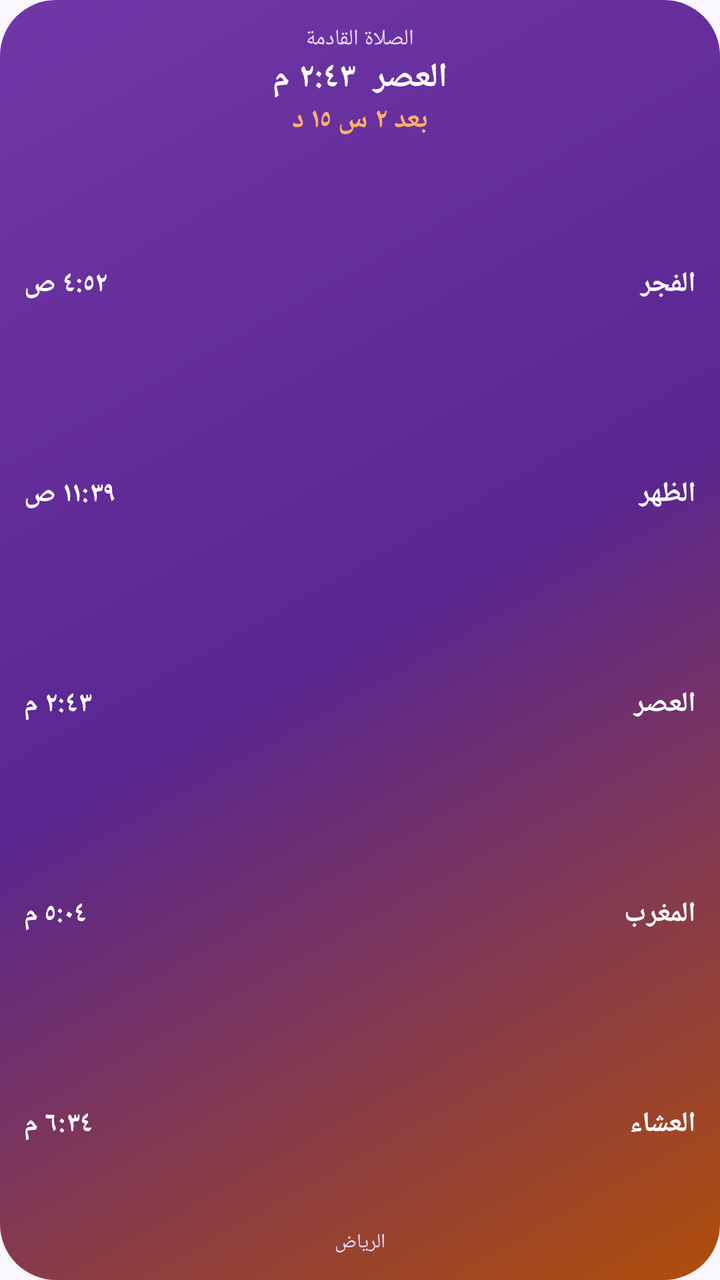
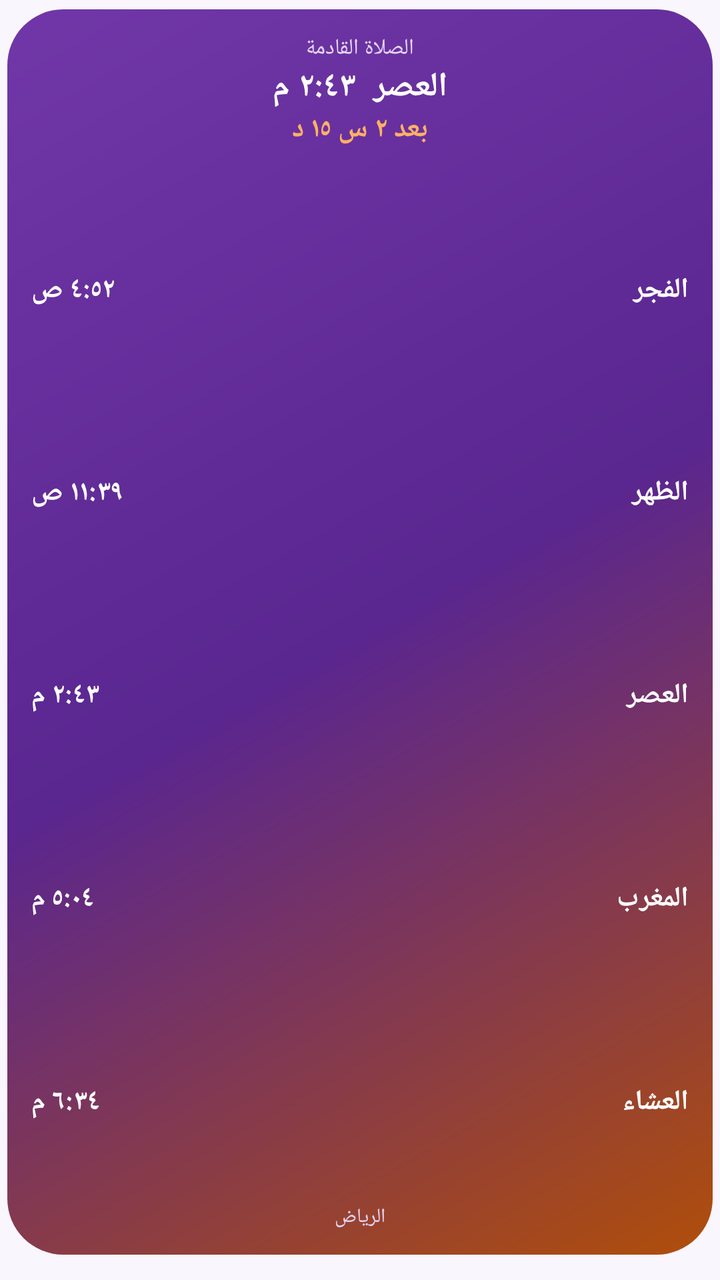

Two renders of the same Android screen: before a commit and after it. Below are the layout's source before the change and the commit's diff.
<!-- AndroidManifest.xml: application theme AppTheme -->
<!-- res/layout/widget_list.xml -->
<?xml version="1.0" encoding="utf-8"?>
<FrameLayout xmlns:android="http://schemas.android.com/apk/res/android" android:id="@+id/widget_root" android:layout_width="match_parent" android:layout_height="match_parent" android:layoutDirection="rtl">
    <ImageView android:id="@+id/wbg" android:layout_width="match_parent" android:layout_height="match_parent" android:clipToOutline="true" android:scaleType="fitXY" android:src="@drawable/wbg_grad_2" android:contentDescription="@null" />
    <LinearLayout android:layout_width="match_parent" android:layout_height="match_parent" android:orientation="vertical" android:gravity="center_horizontal" android:padding="12dp">
        <TextView android:id="@+id/w_label" android:layout_width="wrap_content" android:layout_height="wrap_content" android:text="الصلاة القادمة" android:textColor="#E6D6F5" android:textSize="11dp" android:maxLines="1" android:ellipsize="end"  />
        <TextView android:id="@+id/w_next" android:layout_width="wrap_content" android:layout_height="wrap_content" android:text="العصر  ٢:٤٣ م" android:textColor="#FFFFFF" android:textSize="17dp" android:maxLines="1" android:ellipsize="end" android:textStyle="bold" />
        <TextView android:id="@+id/w_cd" android:layout_width="wrap_content" android:layout_height="wrap_content" android:text="بعد ٢ س ١٥ د" android:textColor="#FFB066" android:textSize="14dp" android:maxLines="1" android:ellipsize="end" android:textStyle="bold" />
        <TextView android:id="@+id/w_hijri" android:layout_width="wrap_content" android:layout_height="wrap_content" android:text="" android:textColor="#E6D6F5" android:textSize="10.5dp" android:maxLines="1" android:ellipsize="end"  />
        <LinearLayout android:layout_width="match_parent" android:layout_height="0dp" android:layout_weight="1" android:layout_marginTop="6dp" android:orientation="vertical">
        <LinearLayout android:layout_width="match_parent" android:layout_height="0dp" android:layout_weight="1" android:orientation="horizontal" android:gravity="center_vertical">
            <TextView android:id="@+id/n0" android:layout_width="0dp" android:layout_height="wrap_content" android:layout_weight="1" android:text="الفجر" android:textColor="#FFFFFF" android:textSize="14dp" android:textStyle="bold" android:maxLines="1" />
            <TextView android:id="@+id/t0" android:layout_width="wrap_content" android:layout_height="wrap_content" android:text="٤:٥٢ ص" android:textColor="#FFFFFF" android:textSize="14dp" android:maxLines="1" android:ellipsize="end" android:textStyle="bold" />
        </LinearLayout>
        <LinearLayout android:layout_width="match_parent" android:layout_height="0dp" android:layout_weight="1" android:orientation="horizontal" android:gravity="center_vertical">
            <TextView android:id="@+id/n1" android:layout_width="0dp" android:layout_height="wrap_content" android:layout_weight="1" android:text="الظهر" android:textColor="#FFFFFF" android:textSize="14dp" android:textStyle="bold" android:maxLines="1" />
            <TextView android:id="@+id/t1" android:layout_width="wrap_content" android:layout_height="wrap_content" android:text="١١:٣٩ ص" android:textColor="#FFFFFF" android:textSize="14dp" android:maxLines="1" android:ellipsize="end" android:textStyle="bold" />
        </LinearLayout>
        <LinearLayout android:layout_width="match_parent" android:layout_height="0dp" android:layout_weight="1" android:orientation="horizontal" android:gravity="center_vertical">
            <TextView android:id="@+id/n2" android:layout_width="0dp" android:layout_height="wrap_content" android:layout_weight="1" android:text="العصر" android:textColor="#FFFFFF" android:textSize="14dp" android:textStyle="bold" android:maxLines="1" />
            <TextView android:id="@+id/t2" android:layout_width="wrap_content" android:layout_height="wrap_content" android:text="٢:٤٣ م" android:textColor="#FFFFFF" android:textSize="14dp" android:maxLines="1" android:ellipsize="end" android:textStyle="bold" />
        </LinearLayout>
        <LinearLayout android:layout_width="match_parent" android:layout_height="0dp" android:layout_weight="1" android:orientation="horizontal" android:gravity="center_vertical">
            <TextView android:id="@+id/n3" android:layout_width="0dp" android:layout_height="wrap_content" android:layout_weight="1" android:text="المغرب" android:textColor="#FFFFFF" android:textSize="14dp" android:textStyle="bold" android:maxLines="1" />
            <TextView android:id="@+id/t3" android:layout_width="wrap_content" android:layout_height="wrap_content" android:text="٥:٠٤ م" android:textColor="#FFFFFF" android:textSize="14dp" android:maxLines="1" android:ellipsize="end" android:textStyle="bold" />
        </LinearLayout>
        <LinearLayout android:layout_width="match_parent" android:layout_height="0dp" android:layout_weight="1" android:orientation="horizontal" android:gravity="center_vertical">
            <TextView android:id="@+id/n4" android:layout_width="0dp" android:layout_height="wrap_content" android:layout_weight="1" android:text="العشاء" android:textColor="#FFFFFF" android:textSize="14dp" android:textStyle="bold" android:maxLines="1" />
            <TextView android:id="@+id/t4" android:layout_width="wrap_content" android:layout_height="wrap_content" android:text="٦:٣٤ م" android:textColor="#FFFFFF" android:textSize="14dp" android:maxLines="1" android:ellipsize="end" android:textStyle="bold" />
        </LinearLayout>
        </LinearLayout>
        <TextView android:id="@+id/w_city" android:layout_width="wrap_content" android:layout_height="wrap_content" android:text="الرياض" android:textColor="#E6D6F5" android:textSize="10dp" android:maxLines="1" android:ellipsize="end"  />
            <TextView android:id="@+id/w_weather" android:layout_width="wrap_content" android:layout_height="wrap_content" android:textColor="#FFFFFF" android:textSize="11dp" android:maxLines="1" android:visibility="gone" />
    </LinearLayout>
</FrameLayout>
<!-- resources referenced by this layout -->
<resources>
  <!-- drawable wbg_grad_2 (drawable) -->
  <?xml version="1.0" encoding="utf-8"?>
  <shape xmlns:android="http://schemas.android.com/apk/res/android" android:shape="rectangle">
      <gradient android:angle="315" android:startColor="#7137A8" android:centerColor="#5A2690" android:endColor="#B04E0A" />
      <corners android:radius="28dp" />
  </shape>
  <style name="AppTheme" parent="@android:style/Theme.Material.Light.NoActionBar">
          <item name="android:windowBackground">@color/bg</item>
          <item name="android:statusBarColor">@color/bg</item>
          <item name="android:navigationBarColor">@color/bg</item>
          <item name="android:colorAccent">@color/orange</item>
          <item name="android:colorPrimary">@color/purple</item>
      </style>
  <color name="bg">#FAF6FD</color>
  <color name="orange">#F28A32</color>
  <color name="purple">#7137A8</color>
</resources>

<!-- the commit's change to res/layout/widget_list.xml (unified diff, before → after) -->
@@ -1,5 +1,5 @@
 <?xml version="1.0" encoding="utf-8"?>
-<FrameLayout xmlns:android="http://schemas.android.com/apk/res/android" android:id="@+id/widget_root" android:layout_width="match_parent" android:layout_height="match_parent" android:layoutDirection="rtl">
+<FrameLayout xmlns:android="http://schemas.android.com/apk/res/android" android:id="@+id/widget_root" android:layout_width="match_parent" android:layout_height="match_parent" android:layoutDirection="rtl" android:paddingStart="3.5dp" android:paddingEnd="3.5dp" android:paddingTop="4.5dp" android:paddingBottom="12.5dp">
     <ImageView android:id="@+id/wbg" android:layout_width="match_parent" android:layout_height="match_parent" android:clipToOutline="true" android:scaleType="fitXY" android:src="@drawable/wbg_grad_2" android:contentDescription="@null" />
     <LinearLayout android:layout_width="match_parent" android:layout_height="match_parent" android:orientation="vertical" android:gravity="center_horizontal" android:padding="12dp">
         <TextView android:id="@+id/w_label" android:layout_width="wrap_content" android:layout_height="wrap_content" android:text="الصلاة القادمة" android:textColor="#E6D6F5" android:textSize="11dp" android:maxLines="1" android:ellipsize="end"  />
